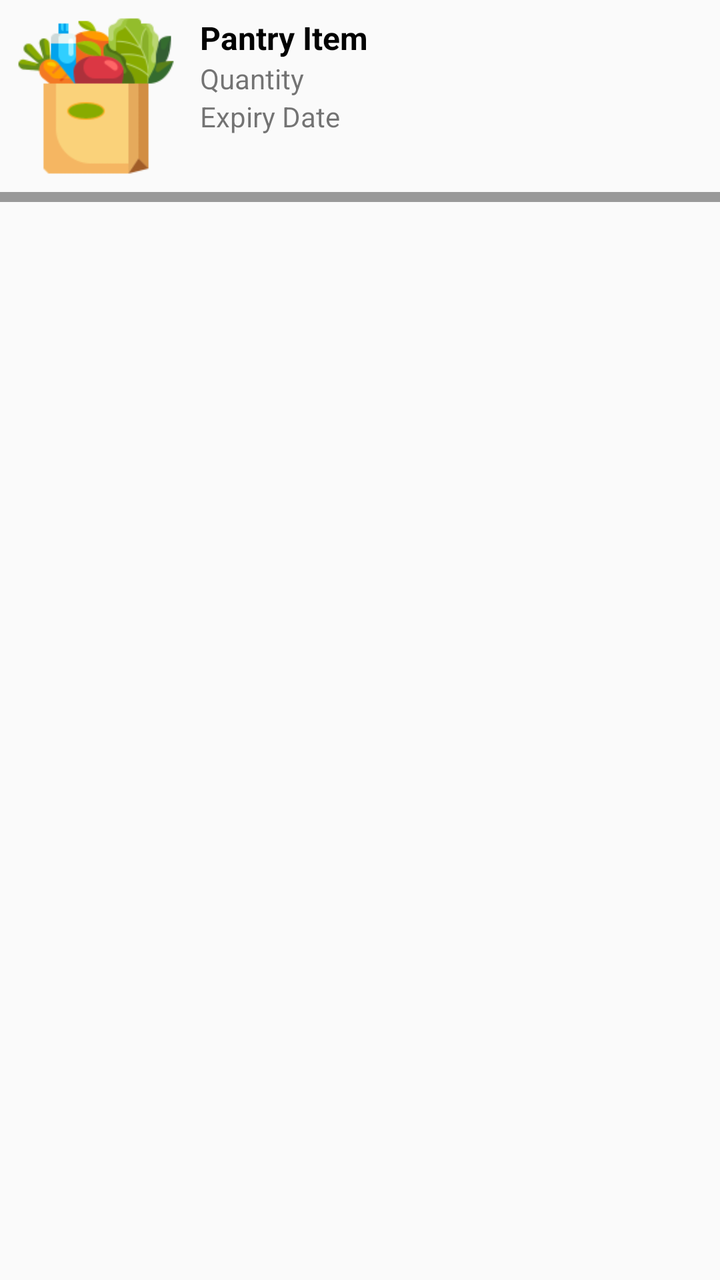
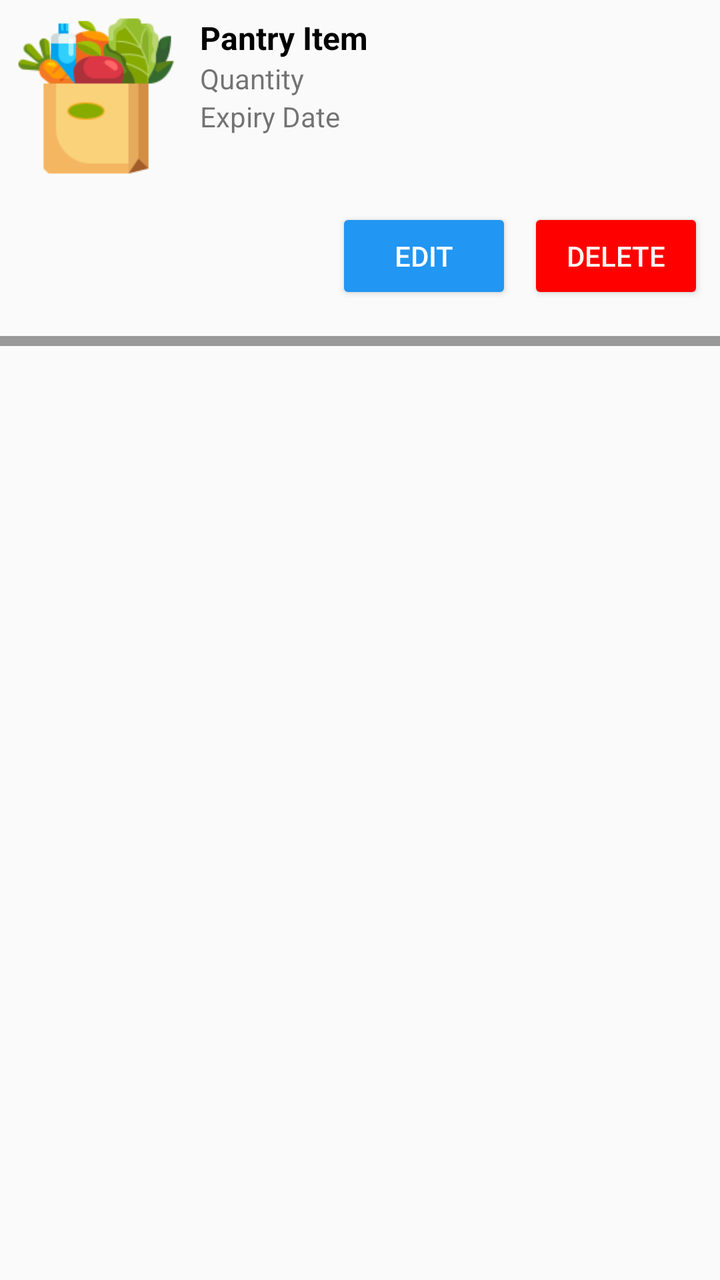

The first picture is an Android layout as it rendered before a commit; the second is the same layout after the commit. The layout source and the unified diff follow.
<!-- AndroidManifest.xml: application theme Theme.SmartPantryManager -->
<!-- res/layout/lv_item.xml -->
<?xml version="1.0" encoding="utf-8"?>
<androidx.constraintlayout.widget.ConstraintLayout
    xmlns:android="http://schemas.android.com/apk/res/android"
    xmlns:app="http://schemas.android.com/apk/res-auto"
    android:layout_width="match_parent"
    android:layout_height="wrap_content">


    <LinearLayout
        android:id="@+id/rowContainer"
        android:layout_width="0dp"
        android:layout_height="wrap_content"
        android:orientation="horizontal"
        android:padding="8dp"
        app:layout_constraintTop_toTopOf="parent"
        app:layout_constraintStart_toStartOf="parent"
        app:layout_constraintEnd_toEndOf="parent">


        <ImageView
            android:id="@+id/ingredIcon"
            android:layout_width="80dp"
            android:layout_height="80dp"
            android:layout_marginEnd="12dp"
            android:src="@drawable/shopping_bag_small" />


        <LinearLayout
            android:layout_width="0dp"
            android:layout_height="wrap_content"
            android:orientation="vertical"
            android:layout_weight="1">

            <TextView
                android:id="@+id/listItem_title"
                android:layout_width="match_parent"
                android:layout_height="wrap_content"
                android:text="Pantry Item"
                android:textColor="#020202"
                android:textSize="16sp"
                android:textStyle="bold" />

            <TextView
                android:id="@+id/listitem_qty"
                android:layout_width="match_parent"
                android:layout_height="wrap_content"
                android:text="Quantity" />

            <TextView
                android:id="@+id/listItem_xdt"
                android:layout_width="match_parent"
                android:layout_height="wrap_content"
                android:text="Expiry Date" />

        </LinearLayout>

    </LinearLayout>

    <TextView
        android:id="@+id/separator"
        android:layout_width="0dp"
        android:layout_height="5dp"
        android:background="#999999"
        app:layout_constraintEnd_toEndOf="parent"
        app:layout_constraintStart_toStartOf="parent"
        app:layout_constraintTop_toBottomOf="@id/rowContainer" />

</androidx.constraintlayout.widget.ConstraintLayout>
<!-- resources referenced by this layout -->
<resources>
  <!-- drawable shopping_bag_small: png bitmap (drawable, 9005 bytes) -->
  <style name="Theme.SmartPantryManager" parent="Theme.AppCompat.Light">
          
          <item name="colorPrimary">@color/white</item>
          <item name="colorPrimaryVariant">@color/purple_700</item>
          <item name="colorOnPrimary">@color/black</item>
          
          <item name="colorSecondary">@color/teal_200</item>
          <item name="colorSecondaryVariant">@color/teal_700</item>
          <item name="colorOnSecondary">@color/black</item>
          
          <item name="android:statusBarColor">?attr/colorPrimaryVariant</item>
          
  
      </style>
  <color name="white">#FFFFFFFF</color>
  <color name="purple_700">#FF3700B3</color>
  <color name="black">#FF000000</color>
  <color name="teal_200">#FF03DAC5</color>
  <color name="teal_700">#FF018786</color>
</resources>

<!-- the commit's change to res/layout/lv_item.xml (unified diff, before → after) -->
@@ -2,10 +2,11 @@
 <androidx.constraintlayout.widget.ConstraintLayout
     xmlns:android="http://schemas.android.com/apk/res/android"
     xmlns:app="http://schemas.android.com/apk/res-auto"
+    xmlns:tools="http://schemas.android.com/tools"
     android:layout_width="match_parent"
     android:layout_height="wrap_content">
 
-
+    
     <LinearLayout
         android:id="@+id/rowContainer"
         android:layout_width="0dp"
@@ -16,14 +17,12 @@
         app:layout_constraintStart_toStartOf="parent"
         app:layout_constraintEnd_toEndOf="parent">
 
-
         <ImageView
             android:id="@+id/ingredIcon"
             android:layout_width="80dp"
             android:layout_height="80dp"
             android:layout_marginEnd="12dp"
             android:src="@drawable/shopping_bag_small" />
-
 
         <LinearLayout
             android:layout_width="0dp"
@@ -56,13 +55,46 @@
 
     </LinearLayout>
 
+    
+    <LinearLayout
+        android:id="@+id/modificationBtnsContainer"
+        android:layout_width="wrap_content"
+        android:layout_height="wrap_content"
+        android:orientation="horizontal"
+        android:padding="8dp"
+        app:layout_constraintTop_toBottomOf="@+id/rowContainer"
+        app:layout_constraintBottom_toTopOf="@+id/separator"
+        app:layout_constraintEnd_toEndOf="parent">
+
+        <Button
+            android:id="@+id/editItemBtn"
+            android:layout_width="wrap_content"
+            android:layout_height="wrap_content"
+            android:backgroundTint="#2196F3"
+            android:text="@string/editItemBtnText"
+            android:textColor="#FCFFFFFF" />
+
+        <Button
+            android:id="@+id/delItemBtn"
+            android:layout_width="wrap_content"
+            android:layout_height="wrap_content"
+            android:layout_marginStart="8dp"
+            android:backgroundTint="#FF0000"
+            android:text="@string/deleteItemBtnText"
+            android:textColor="#F5FFFFFF" />
+
+    </LinearLayout>
+
+    
     <TextView
         android:id="@+id/separator"
         android:layout_width="0dp"
         android:layout_height="5dp"
+        android:layout_marginTop="8dp"
         android:background="#999999"
         app:layout_constraintEnd_toEndOf="parent"
+        app:layout_constraintHorizontal_bias="0.0"
         app:layout_constraintStart_toStartOf="parent"
-        app:layout_constraintTop_toBottomOf="@id/rowContainer" />
+        app:layout_constraintTop_toBottomOf="@id/modificationBtnsContainer" />
 
 </androidx.constraintlayout.widget.ConstraintLayout>
<!-- resource entries referenced after the edit -->
@@ -1,6 +1,8 @@
 <!-- resources referenced by this layout -->
 <resources>
   <!-- drawable shopping_bag_small: png bitmap (drawable, 9005 bytes) -->
+  <string name="deleteItemBtnText">Delete</string>
+  <string name="editItemBtnText">Edit</string>
   <style name="Theme.SmartPantryManager" parent="Theme.AppCompat.Light">
           
           <item name="colorPrimary">@color/white</item>
